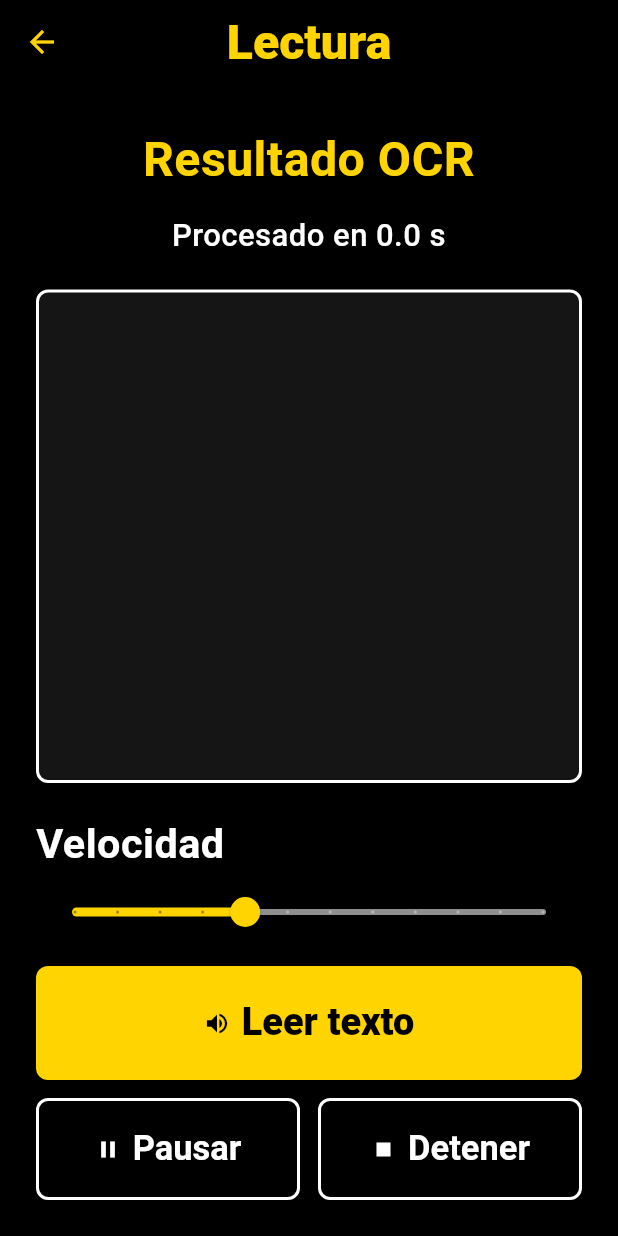
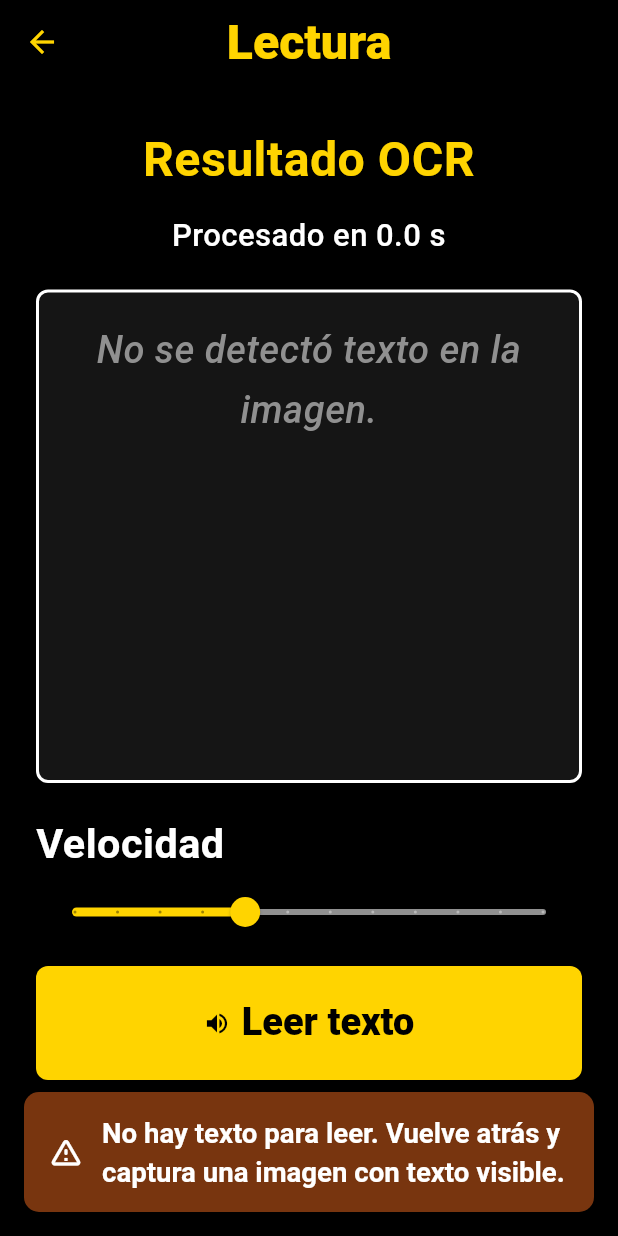
Before and after one commit to StevenAJ23/IncluApp, a Flutter app: the ReaderScreen screen opened directly with empty values, after a tap on "Leer texto", on a phone screen of 412 x 824 dp. Run offline on Flutter 3.47's test engine with Material 3 defaults, Android fonts, the phone set to English and light mode, and no system bars; our stand-ins replace flutter_tts, hive_flutter, image_picker, permission_handler; missing offline and left inert: google_mlkit_text_recognition; accounts and stored records are empty.

Commit message:
feat: agrega mensajes de carga exito y error

```diff
--- /dev/null
+++ b/lib/core/utils/app_snackbar.dart
@@ -0,0 +1,73 @@
+import 'package:flutter/material.dart';
+
+import '../theme/app_theme.dart';
+
+/// Helpers estáticos para mostrar SnackBars consistentes en toda la app.
+/// Tres tipos: error (rojo), warning (ámbar) y success (verde).
+class AppSnackBar {
+  const AppSnackBar._();
+
+  // Fondos con contraste ≥ 5:1 sobre texto blanco (WCAG AA).
+  static const Color _errorBg = Color(0xFFB91C1C);
+  static const Color _warningBg = Color(0xFF78350F);
+  static const Color _successBg = Color(0xFF14532D);
+
+  static void showError(BuildContext context, String message) => _show(
+        context,
+        message: message,
+        icon: Icons.error_outline_rounded,
+        backgroundColor: _errorBg,
+      );
+
+  static void showWarning(BuildContext context, String message) => _show(
+        context,
+        message: message,
+        icon: Icons.warning_amber_rounded,
+        backgroundColor: _warningBg,
+      );
+
+  static void showSuccess(BuildContext context, String message) => _show(
+        context,
+        message: message,
+        icon: Icons.check_circle_outline_rounded,
+        backgroundColor: _successBg,
+      );
+
+  static void _show(
+    BuildContext context, {
+    required String message,
+    required IconData icon,
+    required Color backgroundColor,
+  }) {
+    ScaffoldMessenger.of(context)
+      ..hideCurrentSnackBar()
+      ..showSnackBar(
+        SnackBar(
+          content: Row(
+            children: [
+              Icon(icon, color: AppTheme.accentWhite, size: 24),
+              const SizedBox(width: 12),
+              Expanded(
+                child: Text(
+                  message,
+                  style: const TextStyle(
+                    color: AppTheme.accentWhite,
+                    fontSize: 16,
+                    fontWeight: FontWeight.w600,
+                    height: 1.4,
+                  ),
+                ),
+              ),
+            ],
+          ),
+          backgroundColor: backgroundColor,
+          behavior: SnackBarBehavior.floating,
+          shape: RoundedRectangleBorder(
+            borderRadius: BorderRadius.circular(10),
+          ),
+          margin: const EdgeInsets.all(16),
+          duration: const Duration(seconds: 4),
+        ),
+      );
+  }
+}
--- a/lib/presentation/screens/reader_screen.dart
+++ b/lib/presentation/screens/reader_screen.dart
@@ -2,6 +2,7 @@ import 'package:flutter/material.dart';
 import 'package:flutter/services.dart';
 
 import '../../core/theme/app_theme.dart';
+import '../../core/utils/app_snackbar.dart';
 import '../../data/services/tts_service.dart';
 
 class ReaderScreen extends StatefulWidget {
@@ -25,11 +26,14 @@ class _ReaderScreenState extends State<ReaderScreen> {
   double _speechRate = 0.45;
   bool _isSpeaking = false;
 
+  bool get _hasText => widget.extractedText.trim().isNotEmpty;
+
   @override
   void initState() {
     super.initState();
-    WidgetsBinding.instance.addPostFrameCallback((_) {
-      _speak();
+    WidgetsBinding.instance.addPostFrameCallback((_) async {
+      // Auto-inicio silencioso: sin SnackBar de éxito para no interferir con TTS.
+      await _speak(showFeedback: false);
     });
   }
 
@@ -39,26 +43,45 @@ class _ReaderScreenState extends State<ReaderScreen> {
     super.dispose();
   }
 
-  Future<void> _speak() async {
+  // [showFeedback] = true solo para pulsaciones manuales del botón.
+  Future<void> _speak({bool showFeedback = true}) async {
+    if (!_hasText) {
+      if (mounted) {
+        AppSnackBar.showWarning(
+          context,
+          'No hay texto para leer. Vuelve atrás y captura una imagen con texto visible.',
+        );
+      }
+      return;
+    }
+
     await HapticFeedback.selectionClick();
     final started = await _ttsService.speak(widget.extractedText);
 
-    if (!mounted) {
+    if (!mounted) return;
+
+    if (!started) {
+      AppSnackBar.showError(
+        context,
+        'No se pudo iniciar la lectura. Comprueba el volumen del dispositivo.',
+      );
       return;
     }
 
     setState(() {
-      _isSpeaking = started;
+      _isSpeaking = true;
     });
+
+    if (showFeedback) {
+      AppSnackBar.showSuccess(context, 'Lectura iniciada');
+    }
   }
 
   Future<void> _pause() async {
     await HapticFeedback.selectionClick();
     await _ttsService.pause();
 
-    if (!mounted) {
-      return;
-    }
+    if (!mounted) return;
 
     setState(() {
       _isSpeaking = false;
@@ -69,9 +92,7 @@ class _ReaderScreenState extends State<ReaderScreen> {
     await HapticFeedback.mediumImpact();
     await _ttsService.stop();
 
-    if (!mounted) {
-      return;
-    }
+    if (!mounted) return;
 
     setState(() {
       _isSpeaking = false;
@@ -85,7 +106,6 @@ class _ReaderScreenState extends State<ReaderScreen> {
     await _ttsService.setSpeechRate(value);
   }
 
-  // Describe la velocidad en palabras para lectores de pantalla.
   String _speedLabel(double value) {
     if (value <= 0.30) return 'Muy lenta';
     if (value <= 0.45) return 'Lenta';
@@ -105,8 +125,6 @@ class _ReaderScreenState extends State<ReaderScreen> {
           child: Column(
             crossAxisAlignment: CrossAxisAlignment.stretch,
             children: [
-              // semanticsLabel reemplaza "Resultado OCR" por una frase clara
-              // para usuarios con lector de pantalla.
               Text(
                 'Resultado OCR',
                 semanticsLabel: 'Resultado del reconocimiento de texto',
@@ -131,15 +149,24 @@ class _ReaderScreenState extends State<ReaderScreen> {
                     borderRadius: BorderRadius.circular(8),
                   ),
                   child: SingleChildScrollView(
-                    child: SelectableText(
-                      widget.extractedText,
-                      style: Theme.of(context).textTheme.bodyLarge,
-                    ),
+                    child: _hasText
+                        ? SelectableText(
+                            widget.extractedText,
+                            style: Theme.of(context).textTheme.bodyLarge,
+                          )
+                        // Placeholder cuando OCR no detectó texto.
+                        : Text(
+                            'No se detectó texto en la imagen.',
+                            style: Theme.of(context).textTheme.bodyLarge?.copyWith(
+                                  color: AppTheme.disabledGray,
+                                  fontStyle: FontStyle.italic,
+                                ),
+                            textAlign: TextAlign.center,
+                          ),
                   ),
                 ),
               ),
               const SizedBox(height: 18),
-              // semanticsLabel más descriptivo que el texto corto "Velocidad".
               Text(
                 'Velocidad',
                 semanticsLabel: 'Control de velocidad de lectura',
@@ -151,16 +178,12 @@ class _ReaderScreenState extends State<ReaderScreen> {
                 max: 0.8,
                 divisions: 11,
                 label: _speedLabel(_speechRate),
-                // semanticFormatterCallback: convierte el número (0.45)
-                // en palabras comprensibles para TalkBack / VoiceOver.
                 semanticFormatterCallback: _speedLabel,
                 onChanged: _changeSpeechRate,
               ),
               const SizedBox(height: 12),
-              // semanticLabel: '' en los iconos evita que el lector de pantalla
-              // anuncie el nombre del icono antes del texto del botón.
               ElevatedButton.icon(
-                onPressed: _speak,
+                onPressed: () => _speak(showFeedback: true),
                 icon: Icon(
                   _isSpeaking ? Icons.replay : Icons.volume_up,
                   semanticLabel: '',
```
Also changed, not shown: lib/presentation/screens/camera_screen.dart (+100 -32 lines).
